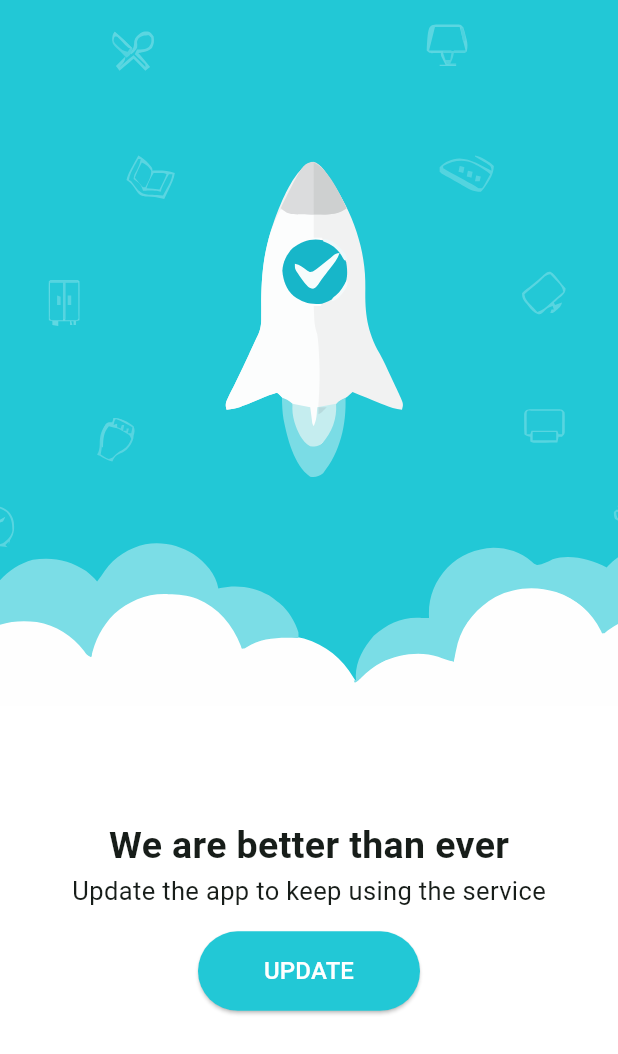
After one commit to Sahilpervez/adventure_diary, a Flutter app: the UpdateAppScreen screen opened by its route, on a phone screen of 412 x 824 dp. The commit adds this screen. Shown: the top 1054 px of the screen. Run offline on Flutter 3.47's test engine with Material 3 defaults, Android fonts, the light colour scheme and no system bars; our stand-ins replace flutter_riverpod, flutter_svg, fpdart, geocoding, image_picker, location and 3 more; missing offline and left inert: flutter_osm_plugin, in_app_update; accounts and stored records are empty.

Commit message:
Added in app update features

```diff
--- a/lib/main.dart
+++ b/lib/main.dart
@@ -29,3 +29,5 @@ class MyApp extends StatelessWidget {
     );
   }
 }
+
+// com.sahilpervez.adventure_diary
--- a/lib/router.dart
+++ b/lib/router.dart
@@ -2,9 +2,11 @@ import 'package:adventure_diary/screens/add_place_screen.dart';
 import 'package:adventure_diary/screens/place_details_screen.dart';
 import 'package:adventure_diary/screens/places_list_screen.dart';
 import 'package:adventure_diary/screens/select_on_map_screen.dart';
+import 'package:adventure_diary/screens/update_app_screen.dart';
 import 'package:adventure_diary/screens/view_on_map.dart';
 import 'package:flutter/material.dart';
 import 'package:routemaster/routemaster.dart';
+// import 'package:upgrader/upgrader.dart';
 
 final routes = RouteMap(routes: {
   PlacesListScreen.routePath: (route) =>
@@ -20,5 +22,8 @@ final routes = RouteMap(routes: {
   },
   "${PlaceDetailsScreen.routePath}/:id/${ViewOnMap.routePath}" : (route){
     return const MaterialPage(child: ViewOnMap());
+  },
+  "${UpdateAppScreen.routePath}":(route) {
+    return const MaterialPage(child: UpdateAppScreen());
   }
 });
--- /dev/null
+++ b/lib/screens/update_app_screen.dart
@@ -0,0 +1,60 @@
+import 'package:flutter/material.dart';
+import 'package:flutter_riverpod/flutter_riverpod.dart';
+import 'package:flutter_svg/flutter_svg.dart';
+import 'package:in_app_update/in_app_update.dart';
+
+class UpdateAppScreen extends ConsumerStatefulWidget {
+  const UpdateAppScreen({super.key});
+  static const routePath = "/UpdateAppScreen";
+  @override
+  ConsumerState<ConsumerStatefulWidget> createState() => UpdateAppScreenState();
+}
+
+class UpdateAppScreenState extends ConsumerState<UpdateAppScreen> {
+  @override
+  Widget build(BuildContext context) {
+    final size = MediaQuery.of(context).size;
+    return Scaffold(
+        body: Container(
+      height: size.height,
+      width: size.width,
+      color: Colors.white,
+      child: Column(
+        children: [
+          SizedBox(
+              height: size.height * 2 / 3.5,
+              width: size.width,
+              child: SvgPicture.asset('assets/images/force_update.svg',
+                  fit: BoxFit.cover)),
+          const Spacer(
+            flex: 1,
+          ),
+          const Text(
+            "We are better than ever",
+            style: TextStyle(fontSize: 25,fontWeight: FontWeight.bold),
+          ),
+          // Text(
+          //   "Here is an awesome update",
+          //   style: TextStyle(fontSize: 20),
+          // ),
+          const Text("Update the app to keep using the service",
+              style: TextStyle(fontSize: 17)),
+          const SizedBox(height: 15),
+          ElevatedButton(
+              onPressed: () async {
+                await InAppUpdate.checkForUpdate().then((value) async {
+                  await InAppUpdate.performImmediateUpdate();
+                });
+              },
+              style: ElevatedButton.styleFrom(
+                  backgroundColor: const Color(0xff22C8D6),
+                  foregroundColor: Colors.white),
+              child:  const Padding(
+                  padding: EdgeInsets.symmetric(horizontal: 20, vertical: 15),
+                  child: Text("UPDATE",style: TextStyle(fontSize: 16)))),
+          const Spacer(flex: 2),
+        ],
+      ),
+    ));
+  }
+}
--- a/pubspec.yaml
+++ b/pubspec.yaml
@@ -47,7 +47,8 @@ dependencies:
   fpdart: ^1.1.0
   syncfusion_flutter_maps: ^24.1.43
   quickalert: ^1.0.2
-  in_app_update: ^4.2.2
+  in_app_update: ^4.2.0
+  flutter_svg: ^2.0.9
 
 dev_dependencies:
   flutter_test:
@@ -72,7 +73,8 @@ flutter:
   uses-material-design: true
 
   # To add assets to your application, add an assets section, like this:
-  # assets:
+  assets:
+    - assets/images/
   #   - images/a_dot_burr.jpeg
   #   - images/a_dot_ham.jpeg
 
```
Also changed, not shown: lib/screens/places_list_screen.dart (+71 -10 lines), assets/images/force_update.svg (added), assets/images/force_update_cover.jpg (added), pubspec.lock, 3 other files.
